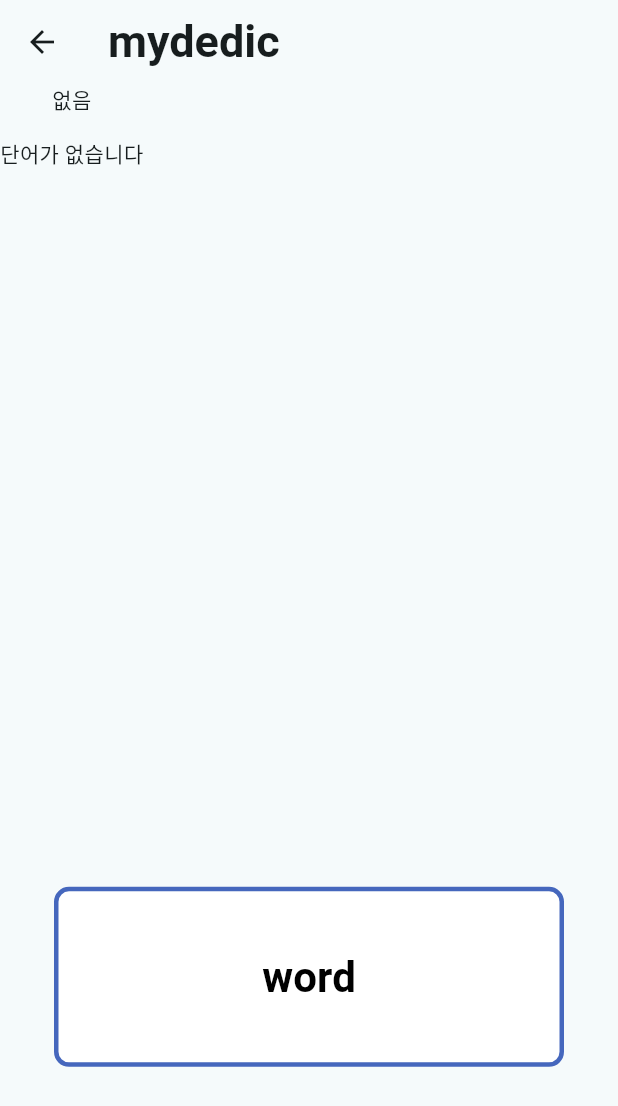
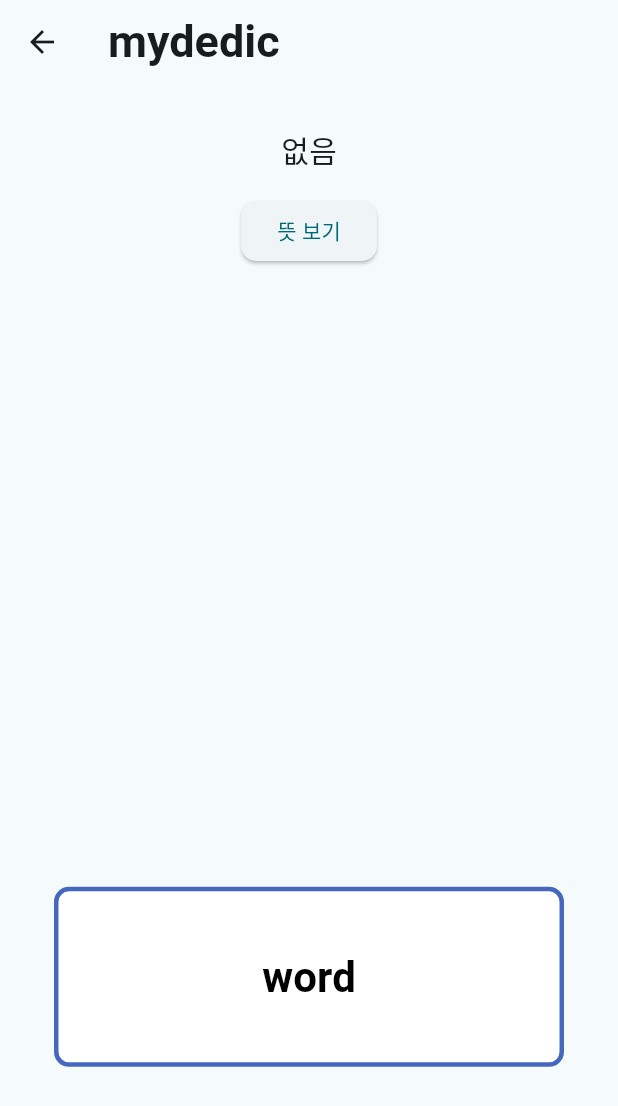
Before and after one commit to imhyunn/mymedic2, a Flutter app: the HomeScreen screen opened directly, on a phone screen of 412 x 824 dp. Shown: the top 1106 px of the screen. Run offline on Flutter 3.47's test engine with Material 3 defaults, Android fonts, the phone set to English and light mode, and no system bars; our stand-ins replace cloud_firestore, dotted_border, firebase_auth, firebase_core, firebase_storage, flutter_colorpicker and 4 more; missing offline and left inert: firebase_app_check, scribble; accounts and stored records are empty; Roboto replaces fonts that are missing (Pretendard).

Commit message:
randomWord, todayWord

```diff
--- a/lib/screens/home/home_screen.dart
+++ b/lib/screens/home/home_screen.dart
@@ -1,6 +1,6 @@
 import 'dart:math';
 import 'dart:convert';
-
+import 'package:crypto/crypto.dart';
 import 'package:cloud_firestore/cloud_firestore.dart';
 import 'package:flutter/material.dart';
 import 'package:mymedic1/screens/home/words/wordFolder.dart';
@@ -21,6 +21,7 @@
   // User? loggedUser;
   Map<String, dynamic>? wordData;
   bool isLoading = true;
+  bool _isRevealed = false;
 
   final currentUser = FirebaseAuth.instance.currentUser;
 
@@ -32,6 +33,13 @@
     // Future.delayed(Duration(milliseconds: 300), () {
     //   getCurrentUser();
     // });
+  }
+
+  double generateDeterministicRandom(String uid, DateTime date) {
+    final input = '$uid-${date.year}-${date.month}-${date.day}';
+    final hash = input.hashCode;
+    final normalized = (hash % 1000000) / 1000000;
+    return normalized < 0 ? -normalized : normalized;
   }
 
   Future<void> _loadDailyWord() async {
@@ -56,23 +64,22 @@
     final uid = currentUser?.uid;
     if (uid == null) return;
 
-    final rand = Random().nextDouble();
+    final rand = generateDeterministicRandom(uid, DateTime.now());
 
     QuerySnapshot snap = await _firestore
         .collection('words')
         .where('uid', isEqualTo: uid)
         .where('randomIndex', isGreaterThanOrEqualTo: rand)
-        .orderBy('randomIndex', descending: true)
+        .orderBy('randomIndex')
         .limit(1)
         .get();
-
 
     if (snap.docs.isEmpty) {
       snap = await _firestore
           .collection('words')
           .where('uid', isEqualTo: uid)
           .where('randomIndex', isLessThanOrEqualTo: rand)
-          .orderBy('randomIndex', descending: true)
+          .orderBy('randomIndex')
           .limit(1)
           .get();
     }
@@ -89,6 +96,9 @@
         isLoading = false;
       });
     } else {
+      await prefs.remove('lastDate');
+      await prefs.remove('lastEnglish');
+      await prefs.remove('lastKorean');
       setState(() {
         wordData = {'english': '없음', 'korean': '단어가 없습니다'};
         isLoading = false;
@@ -122,11 +132,31 @@
             ),
           ),*/
                 Container(
+                  height: size.height * 0.17,
+                  width: size.width,
                   child: Column(
                     children: [
-                      Text(wordData!['english']),
-                      SizedBox(height: 16,),
-                      Text(wordData!['korean'])
+                      Text('', style: TextStyle(fontSize: 20),),
+                      Text(wordData!['english'], style: TextStyle(fontSize: 20),),
+                      SizedBox(
+                        height: 16,
+                      ),
+                      if (_isRevealed)
+                        Text(wordData!['korean'], )
+                      else
+                        ElevatedButton(
+                          style: ElevatedButton.styleFrom(
+                            shape: RoundedRectangleBorder(
+                                borderRadius: BorderRadius.circular(10)
+                            ),
+                          ),
+                          onPressed: () {
+                            setState(() {
+                              _isRevealed = true;
+                            });
+                          },
+                          child: const Text('뜻 보기'),
+                        ),
                     ],
                   ),
                 ),
--- a/lib/screens/home/words/wordNote.dart
+++ b/lib/screens/home/words/wordNote.dart
@@ -54,7 +54,7 @@
     List<Word> words = snapshot.docs.map((element) {
       Map<String, dynamic> map = element.data();
       return Word(map['english'], map['korean'], map['time'], map['image'],
-          element.id, map['folderId']);
+          element.id, map['folderId'], map['uid'], map['randomIndex']);
     }).toList();
     // for (int i = 0; i < words.length; ++i) _pickedFiles.add(null);
     return words;
--- a/lib/screens/mypage.dart
+++ b/lib/screens/mypage.dart
@@ -12,6 +12,7 @@
 import 'package:mymedic1/screens/sign/login_screen.dart';
 import 'package:mymedic1/screens/sign/signup_screen.dart';
 import 'package:provider/provider.dart';
+import 'package:shared_preferences/shared_preferences.dart';
 
 import '../config/palette.dart';
 import '../data/user.dart';
@@ -286,6 +287,11 @@
                                             const LoginScreen()),
                                     (route) => false);
                               }
+                              final prefs = await SharedPreferences.getInstance();
+                              await prefs.remove('lastDate');
+                              await prefs.remove('lastEnglish');
+                              await prefs.remove('lastKorean');
+
                             } catch (e) {
                               print('로그아웃 실패: $e');
                             }
```
Also changed, not shown: lib/data/word.dart (+6 -1 lines), lib/screens/home/words/wordNote_edit.dart (+57 -22 lines), 1 other file.
